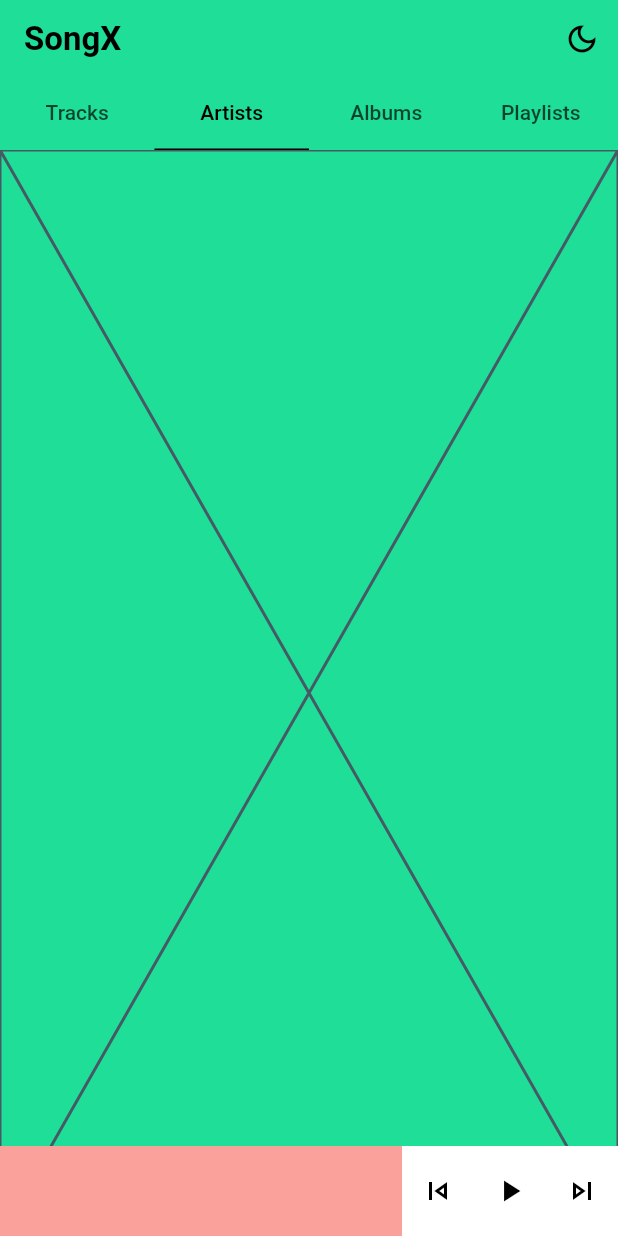
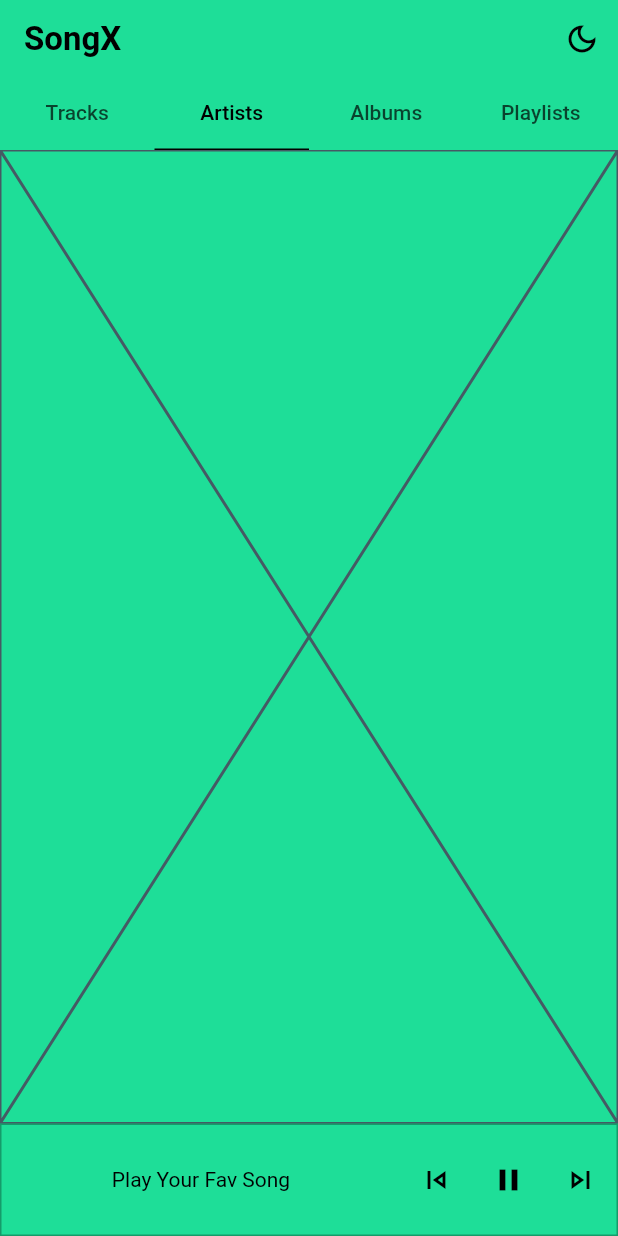
Before and after one commit to kailasnv/songx-music-player, a Flutter app: the screen it shows after launch, tab 2 chosen, after a tap on the "play arrow" icon, on a phone screen of 412 x 824 dp. Run offline on Flutter 3.47's test engine with Material 2 defaults, Android fonts, the phone set to English and light mode, and no system bars; our stand-ins replace bloc, flutter_bloc, just_audio, on_audio_query.

Commit message:
play pause done , bottom now playing bar done

```diff
--- a/lib/main.dart
+++ b/lib/main.dart
@@ -1,13 +1,20 @@
 import 'package:flutter/material.dart';
 import 'package:flutter_bloc/flutter_bloc.dart';
+import 'package:provider/provider.dart';
 import 'package:songx/presentation/pages/homepage/home_screen.dart';
+import 'package:songx/presentation/state_managment/player_provider/audio_player_prov.dart';
 import 'package:songx/presentation/state_managment/songs_bloc/songs_bloc.dart';
 import 'package:songx/presentation/state_managment/theme_state/theme_cubit.dart';
 import 'package:songx/utils/themes.dart';
 
 void main() {
   WidgetsFlutterBinding.ensureInitialized();
-  runApp(const MyApp());
+  runApp(MultiProvider(
+    providers: [
+      ChangeNotifierProvider(create: (context) => AudioProvider()),
+    ],
+    child: const MyApp(),
+  ));
 }
 
 class MyApp extends StatelessWidget {
--- a/lib/presentation/pages/homepage/home_screen.dart
+++ b/lib/presentation/pages/homepage/home_screen.dart
@@ -1,11 +1,13 @@
 import 'package:flutter/material.dart';
 import 'package:flutter_bloc/flutter_bloc.dart';
-import 'package:just_audio/just_audio.dart';
 import 'package:on_audio_query/on_audio_query.dart';
+import 'package:provider/provider.dart';
 import 'package:songx/presentation/pages/homepage/widgets/albums.dart';
 import 'package:songx/presentation/pages/homepage/widgets/artists.dart';
 import 'package:songx/presentation/pages/homepage/widgets/playlists.dart';
 import 'package:songx/presentation/pages/homepage/widgets/tracks.dart';
+import 'package:just_audio/just_audio.dart';
+import 'package:songx/presentation/state_managment/player_provider/audio_player_prov.dart';
 
 import '../../../utils/permission.dart';
 import '../../state_managment/songs_bloc/songs_bloc.dart';
@@ -31,7 +33,8 @@ class _HomeScreenState extends State<HomeScreen> {
     requestStoragePermission(_audioQuery);
     BlocProvider.of<SongsBloc>(context)
         .add(FetchAllSongsEvent(audioQuery: _audioQuery));
-
+    // init the audio player
+    Provider.of<AudioProvider>(context, listen: false).initMyAudioPlayer();
     super.initState();
   }
 
@@ -55,9 +58,11 @@ class _HomeScreenState extends State<HomeScreen> {
           child: CustomAppbar(isDarkTheme: widget.isDarkTheme),
         ),
         body: const TabBarView(children: categories),
+
         // bottom player
-        extendBody: true,
-        bottomSheet: const BottomNowPlayingTile(),
+
+        bottomNavigationBar:
+            BottomNowPlayingTile(isDarkTheme: widget.isDarkTheme),
       ),
     );
   }
--- a/lib/presentation/pages/homepage/widgets/tracks.dart
+++ b/lib/presentation/pages/homepage/widgets/tracks.dart
@@ -1,25 +1,14 @@
 import 'package:flutter/material.dart';
 import 'package:flutter_bloc/flutter_bloc.dart';
-import 'package:just_audio/just_audio.dart';
+
 import 'package:songx/presentation/state_managment/songs_bloc/songs_bloc.dart';
 
-class TracksPage extends StatefulWidget {
+import '../../../widgets/songtile.dart';
+
+class TracksPage extends StatelessWidget {
   const TracksPage({super.key});
 
-  @override
-  State<TracksPage> createState() => _TracksPageState();
-}
-
-class _TracksPageState extends State<TracksPage> {
   //
-  // instance of audioPlayer
-  late AudioPlayer audioPlayer;
-  @override
-  void initState() {
-    audioPlayer = AudioPlayer();
-    super.initState();
-  }
-
   @override
   Widget build(BuildContext context) {
     return BlocBuilder<SongsBloc, SongsState>(
@@ -34,19 +23,7 @@ class _TracksPageState extends State<TracksPage> {
               // this [song] will get me each individual songs
               final song = state.songModalList![index];
 
-              return ListTile(
-                title: Text(song.title),
-                subtitle: Text(song.artist!),
-                onTap: () async {
-                  await audioPlayer.setAudioSource(AudioSource.file(song.data));
-
-                  if (!audioPlayer.playing) {
-                    await audioPlayer.play();
-                  } else {
-                    await audioPlayer.pause();
-                  }
-                },
-              );
+              return SongTileWidget(song: song);
             },
           );
         } else {
--- /dev/null
+++ b/lib/presentation/state_managment/player_provider/audio_player_prov.dart
@@ -0,0 +1,17 @@
+import 'package:flutter/material.dart';
+import 'package:just_audio/just_audio.dart';
+
+class AudioProvider extends ChangeNotifier {
+  late final AudioPlayer _audioPlayer;
+  AudioPlayer get audioPlayer => _audioPlayer;
+
+  void initMyAudioPlayer() {
+    _audioPlayer = AudioPlayer();
+  }
+
+  @override
+  void dispose() {
+    _audioPlayer.dispose();
+    super.dispose();
+  }
+}
--- a/lib/presentation/state_managment/songs_bloc/songs_bloc.dart
+++ b/lib/presentation/state_managment/songs_bloc/songs_bloc.dart
@@ -7,25 +7,92 @@ part 'songs_event.dart';
 part 'songs_state.dart';
 
 class SongsBloc extends Bloc<SongsEvent, SongsState> {
-  SongsBloc() : super(SongsInitial(isLoading: false)) {
-    // get songs from device storage
+  SongsBloc() : super(SongsInitial(isLoading: false, isPlaying: false)) {
+    // get all songs from device storage
     on<FetchAllSongsEvent>((event, emit) async {
-      emit(SongsState(isLoading: true));
+      emit(SongsState(
+        isLoading: true,
+        isPlaying: false,
+      ));
 
       final songs = await Repositary.getAllSongsFromDevice(event.audioQuery);
 
-      emit(SongsState(isLoading: false, songModalList: songs));
+      emit(SongsState(
+        isLoading: false,
+        songModalList: songs, //update the list of songs
+        isPlaying: false,
+      ));
     });
 
     //
-    on<GetCurrentSongEvent>((event, emit) async {
-      SongsState(
-        isLoading: false,
-        songModalList: state.songModalList,
-        currentSong: event.currentSong,
-      );
+    on<PlayCurrentSongEvent>((event, emit) async {
+      var audioPlayer = event.audioPlayer;
+      // play or pause methods
+      if (!audioPlayer.playing) {
+        // uf NOT playing ,
+        emit(SongsState(
+          isLoading: false,
+          previousSong: event.currentSong, // updating previous song
+          songModalList: state.songModalList,
+          isPlaying: true,
+        ));
+        // sets file to audioplayer  , then play the song..
+        await audioPlayer
+            .setAudioSource(AudioSource.file(event.currentSong.data));
+        await audioPlayer.play();
+      }
 
-      print("current song data : ${state.currentSong!.data}");
+      // if already playing........... ,
+      if (audioPlayer.playing) {
+        // checking if the user tapped the same song   or a new song
+        if (event.currentSong == state.previousSong) {
+          // if user tapped same song then pause the song
+
+          emit(SongsState(
+            isLoading: false,
+            previousSong: event.currentSong, // updating previous song
+            songModalList: state.songModalList,
+            isPlaying: false,
+          ));
+          await audioPlayer.pause(); // pause
+        } else {
+          // if user tapped a NEW song then play the new song
+          emit(SongsState(
+            isLoading: false,
+            previousSong: event.currentSong, // updating previous song
+            songModalList: state.songModalList,
+            isPlaying: true,
+          ));
+          // Play new song
+          await audioPlayer
+              .setAudioSource(AudioSource.file(event.currentSong.data));
+          await audioPlayer.play();
+        }
+      }
+    });
+
+    // play and pause
+    on<PlayPauseSong>((event, emit) async {
+      var audioPlayer = event.audioPlayer;
+
+      if (audioPlayer.playing) {
+        // before pause or play, I need to update the state
+        emit(SongsState(
+          isLoading: false,
+          isPlaying: false,
+          previousSong: state.previousSong,
+          songModalList: state.songModalList,
+        ));
+        await audioPlayer.pause();
+      } else {
+        emit(SongsState(
+          isLoading: false,
+          isPlaying: true,
+          previousSong: state.previousSong,
+          songModalList: state.songModalList,
+        ));
+        await audioPlayer.play();
+      }
     });
   }
 }
--- a/lib/presentation/state_managment/songs_bloc/songs_event.dart
+++ b/lib/presentation/state_managment/songs_bloc/songs_event.dart
@@ -8,9 +8,18 @@ class FetchAllSongsEvent extends SongsEvent {
 }
 
 // play tapped song
-class GetCurrentSongEvent extends SongsEvent {
+class PlayCurrentSongEvent extends SongsEvent {
+  final SongModel currentSong;
   final AudioPlayer audioPlayer;
-  final SongModel currentSong;
 
-  GetCurrentSongEvent({required this.currentSong, required this.audioPlayer});
+  PlayCurrentSongEvent({required this.currentSong, required this.audioPlayer});
 }
+
+class PlayNextSong extends SongsEvent {}
+
+class PlayPreviousSong extends SongsEvent {}
+
+class PlayPauseSong extends SongsEvent {
+  final AudioPlayer audioPlayer;
+  PlayPauseSong({required this.audioPlayer});
+}
--- a/lib/presentation/state_managment/songs_bloc/songs_state.dart
+++ b/lib/presentation/state_managment/songs_bloc/songs_state.dart
@@ -3,15 +3,17 @@ part of 'songs_bloc.dart';
 class SongsState {
   final bool isLoading;
   final List<SongModel>? songModalList;
-  final SongModel? currentSong;
+  final SongModel? previousSong;
+  final bool isPlaying;
 
   SongsState({
     required this.isLoading,
     this.songModalList,
-    this.currentSong,
+    this.previousSong,
+    required this.isPlaying,
   });
 }
 
 class SongsInitial extends SongsState {
-  SongsInitial({required super.isLoading});
+  SongsInitial({required super.isLoading, required super.isPlaying});
 }
--- a/lib/presentation/widgets/bottom_player.dart
+++ b/lib/presentation/widgets/bottom_player.dart
@@ -1,45 +1,83 @@
 import 'package:flutter/material.dart';
 import 'package:flutter_bloc/flutter_bloc.dart';
-import 'package:songx/presentation/pages/player_page/player_screen.dart';
-import 'package:songx/presentation/state_managment/theme_state/theme_cubit.dart';
+import 'package:on_audio_query/on_audio_query.dart';
+import 'package:provider/provider.dart';
+import 'package:songx/presentation/state_managment/player_provider/audio_player_prov.dart';
+
+import '../state_managment/songs_bloc/songs_bloc.dart';
 
 class BottomNowPlayingTile extends StatelessWidget {
-  const BottomNowPlayingTile({super.key});
+  final bool isDarkTheme;
+  const BottomNowPlayingTile({super.key, required this.isDarkTheme});
 
   @override
   Widget build(BuildContext context) {
-    return BlocBuilder<ThemeCubit, ThemeState>(
-      builder: (context, state) {
-        Color color = state.isDarkModeOn ? Colors.black : Colors.white;
-
     return Container(
       width: double.infinity,
-          height: 60,
-          color: color,
+      height: 75,
+      decoration: BoxDecoration(
+        color: isDarkTheme
+            ? Colors.black
+            : Theme.of(context).scaffoldBackgroundColor,
+        border: Border.all(color: Theme.of(context).primaryColor),
+      ),
       child: Row(
         children: [
           // song  thumbnail & name showing - small section
           Expanded(
-                  child: GestureDetector(
-                onTap: () {
-                  Navigator.of(context).push(MaterialPageRoute(
-                    builder: (context) => const PlayerScreen(),
-                  ));
+            child: BlocBuilder<SongsBloc, SongsState>(
+              builder: (context, state) {
+                if (state.previousSong != null) {
+                  return Row(
+                    children: [
+                      Padding(
+                        padding: const EdgeInsets.symmetric(horizontal: 10),
+                        child: QueryArtworkWidget(
+                          id: state.previousSong!.id,
+                          type: ArtworkType.AUDIO,
+                          artworkFit: BoxFit.contain,
+                          artworkBorder: BorderRadius.zero,
+                        ),
+                      ),
+                      // name
+                      Expanded(
+                          child: SizedBox(
+                              child: Text(
+                        state.previousSong!.title,
+                        style: const TextStyle(
+                          fontWeight: FontWeight.bold,
+                        ),
+                      ))),
+                    ],
+                  );
+                } else {
+                  return const Center(
+                    child: Text("Play Your Fav Song"),
+                  );
+                }
               },
-                child: Container(color: Colors.red.withOpacity(0.5)),
-              )),
+            ),
+          ),
 
-              // play pause next previous part
+          // play pause next previous part // TODO :
           IconButton(
-                  onPressed: () {},
-                  icon: const Icon(Icons.skip_previous_outlined)),
-              IconButton(onPressed: () {}, icon: const Icon(Icons.play_arrow)),
+              onPressed: () {}, icon: const Icon(Icons.skip_previous_outlined)),
+
+          BlocBuilder<SongsBloc, SongsState>(
+            builder: (context, state) => IconButton(
+                onPressed: () {
+                  var prov = Provider.of<AudioProvider>(context, listen: false);
+                  context
+                      .read<SongsBloc>()
+                      .add(PlayPauseSong(audioPlayer: prov.audioPlayer));
+                },
+                icon: Icon(state.isPlaying ? Icons.pause : Icons.play_arrow)),
+          ),
+
           IconButton(
               onPressed: () {}, icon: const Icon(Icons.skip_next_outlined)),
         ],
       ),
     );
-      },
-    );
   }
 }
--- a/lib/utils/themes.dart
+++ b/lib/utils/themes.dart
@@ -13,7 +13,7 @@ class ThemeColors {
   static final lightTheme = ThemeData(
     // scaffold
     scaffoldBackgroundColor: const Color.fromARGB(255, 30, 222, 152),
-    primaryColor: Colors.black,
+    primarySwatch: Colors.green,
     // appbar
     appBarTheme: const AppBarTheme(
       backgroundColor: Colors.transparent,
@@ -32,6 +32,8 @@ class ThemeColors {
           border: Border(bottom: BorderSide(color: Colors.black))),
     ),
     iconTheme: const IconThemeData(color: Colors.black),
+    // border color
+    primaryColor: Colors.black.withOpacity(0.3),
   );
 
   /*
@@ -39,8 +41,9 @@ class ThemeColors {
    */
   static final darkTheme = ThemeData(
     //scaffold
-    scaffoldBackgroundColor: const Color.fromARGB(255, 2, 39, 26),
-    primaryColor: Colors.white,
+    scaffoldBackgroundColor: Colors.black,
+    primarySwatch: Colors.red,
+
     // appbar
     appBarTheme: const AppBarTheme(
       backgroundColor: Colors.transparent,
@@ -57,9 +60,11 @@ class ThemeColors {
     tabBarTheme: const TabBarTheme(
       labelColor: Colors.white,
       indicatorColor: Colors.white,
-      indicator: BoxDecoration(
-          border: Border(bottom: BorderSide(color: Colors.yellow))),
+      indicator:
+          BoxDecoration(border: Border(bottom: BorderSide(color: Colors.red))),
     ),
     iconTheme: const IconThemeData(color: Colors.white),
+    // border color
+    primaryColor: Colors.red,
   );
 }
```
Also changed, not shown: lib/domain/repo/fetchsongs_repo.dart (+0 -12 lines), lib/presentation/widgets/songtile.dart (added, +65 -0 lines). Lines whose indentation alone changed are shown as unchanged.
